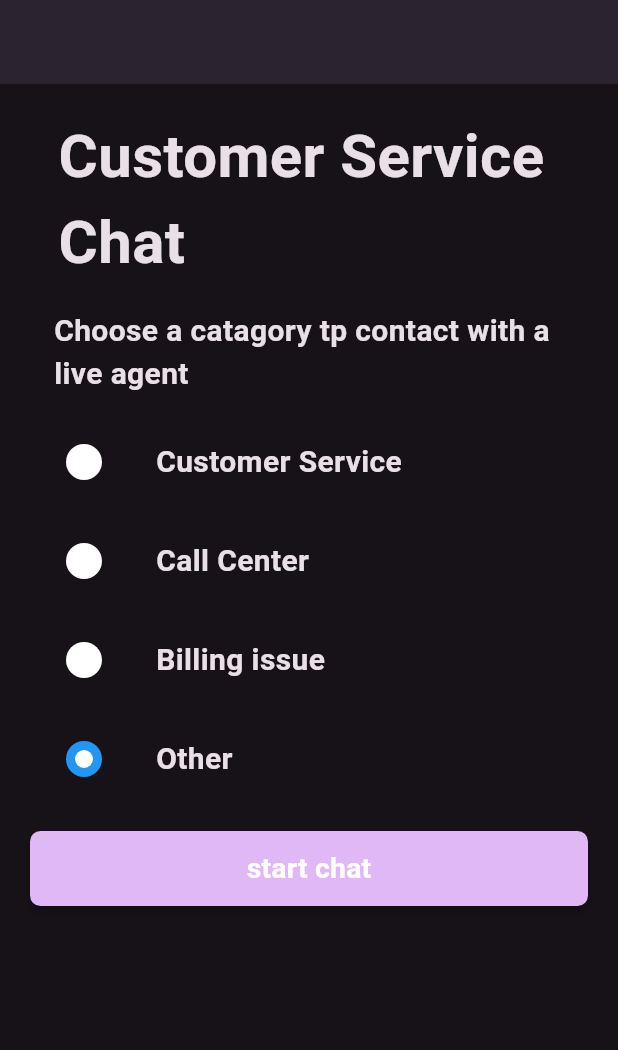
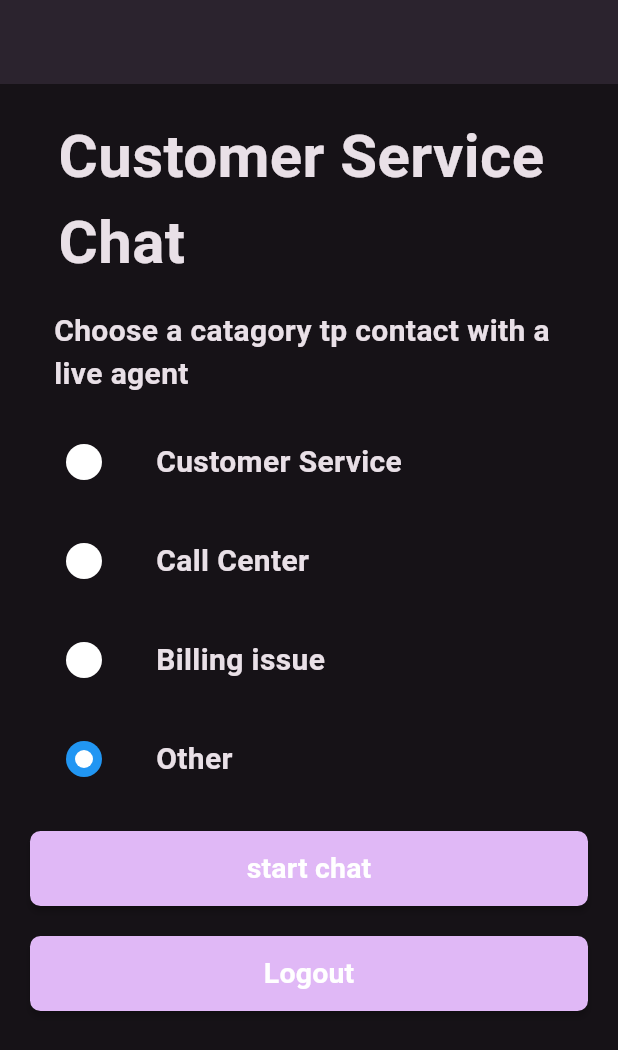
Before and after one commit to Mario-228/chat_app, a Flutter app: the CategoryFormView screen opened by its route, on a phone screen of 412 x 824 dp. Shown: the top 1050 px of the screen. Run offline on Flutter 3.47's test engine with Material 3 defaults, Android fonts, the light colour scheme and no system bars; drawn by our look-alikes of group_button; our stand-ins replace chat_bubbles, dartz, dio, flutter_bloc, flutter_otp_text_field, go_router; Roboto replaces fonts that are missing (Lufga).

Commit message:
create category form (logout data layer)

```diff
--- a/lib/core/errors/errors.dart
+++ b/lib/core/errors/errors.dart
@@ -33,8 +33,8 @@ class ServerError extends Errors {
           return ServerError(
               errorMessage: "UnExpected error , please try again later ...");
         }
-      // default:
-      //   return ServerError(errorMessage: "Something went wrong");
+      default:
+        return ServerError(errorMessage: "Something went wrong");
     }
   }
 
--- /dev/null
+++ b/lib/features/category_form_feature/data/category_form_repo/category_end_points.dart
@@ -0,0 +1,3 @@
+abstract class CategoryEndPoints {
+  static const String logout = "Accounts/Logout";
+}
--- /dev/null
+++ b/lib/features/category_form_feature/data/category_form_repo/category_form_repo.dart
@@ -0,0 +1,6 @@
+import 'package:customer_service_realtime_chat/core/errors/errors.dart';
+import 'package:dartz/dartz.dart';
+
+abstract class CategoryFormRepo {
+  Future<Either<Errors, void>> logOut({required String token});
+}
--- a/lib/features/category_form_feature/presentation/views/category_form_view.dart
+++ b/lib/features/category_form_feature/presentation/views/category_form_view.dart
@@ -34,6 +34,11 @@ class _CategoryFormViewState extends State<CategoryFormView> {
               onPressed: () async {
                 await GoRouter.of(context).push(AppRouter.kchatView);
               },
+            ),
+            SizedBox(height: 20),
+            CustomMaterialButton(
+              text: "Logout",
+              onPressed: () async {},
             )
           ],
         ),
--- a/pubspec.yaml
+++ b/pubspec.yaml
@@ -38,7 +38,6 @@ dependencies:
   flutter_otp_text_field: ^1.5.1+1
   go_router: ^14.8.1
   group_button: ^5.3.4
-  pretty_bloc_observer: ^1.0.4
 dev_dependencies:
   flutter_lints: ^5.0.0
   flutter_test:
```
Also changed, not shown: lib/core/util/api_services/api_services.dart (+17 -0 lines), lib/features/category_form_feature/data/category_form_repo/category_form_repo_implementation.dart (added, +26 -0 lines).
